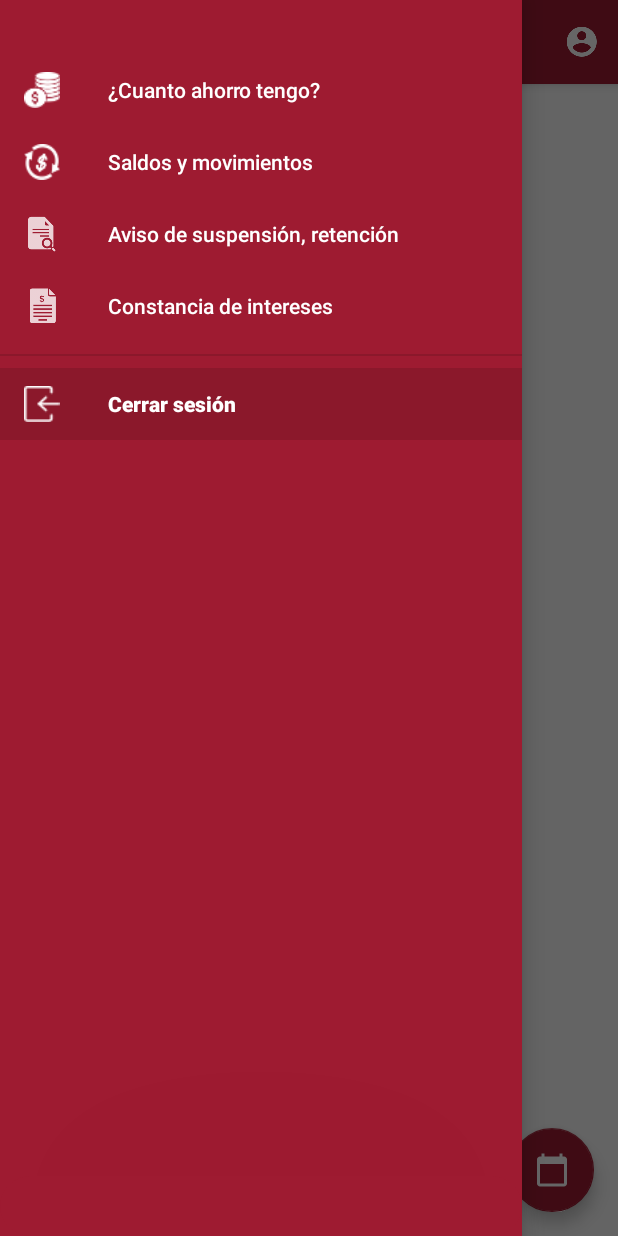
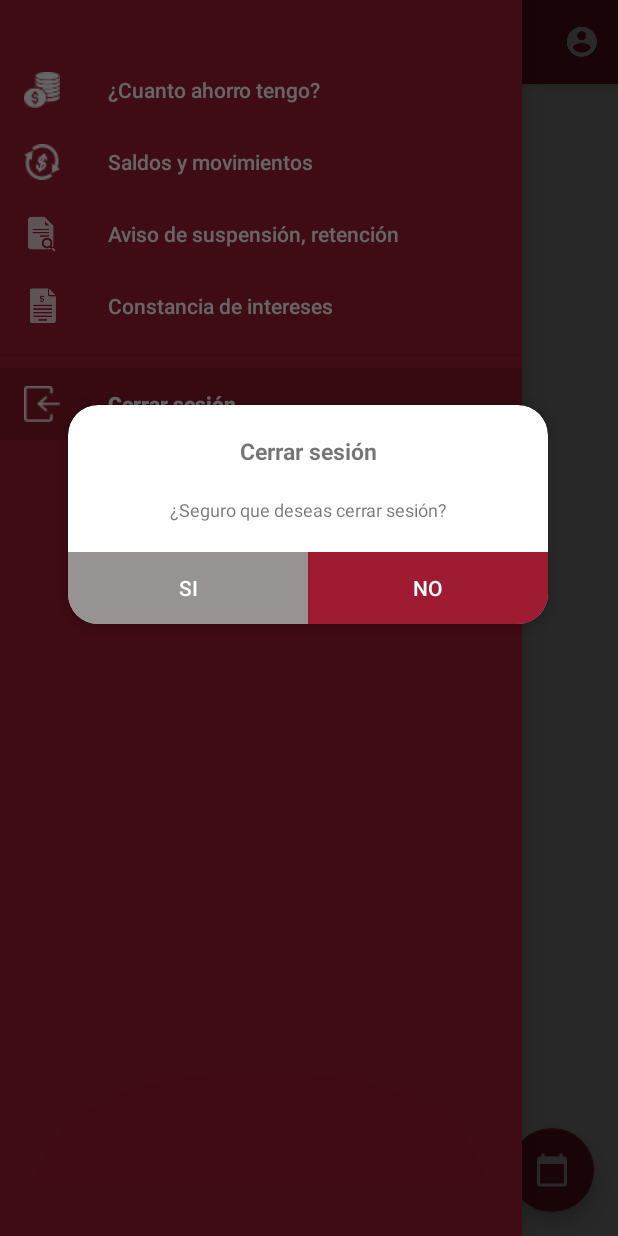
Before and after one commit to David-Nextia/Infon, an Android app: the MainActivity screen opened directly, with no data from a screen before it, in the side drawer, after a tap on "Cerrar sesión", on a phone screen of 412 x 824 dp. Run offline under Robolectric (Android 15) with nearby library versions, the phone set to English and light mode, and no system bars; our stand-ins replace data binding, navigation-ui; libraries missing offline, so code that uses them is left out: ru.tinkoff.scrollingpagerindicator; 2 statements that could not run were skipped.

Commit message:
Alertdialog apareciendo y cerrandose, en cerrar sesión

```diff
--- a/app/src/main/java/com/nextia/micuentainfonavit/MainActivity.java
+++ b/app/src/main/java/com/nextia/micuentainfonavit/MainActivity.java
@@ -1,6 +1,7 @@
 package com.nextia.micuentainfonavit;
 
 import android.annotation.SuppressLint;
+import android.app.AlertDialog;
 import android.app.FragmentManager;
 import android.app.FragmentTransaction;
 import android.content.Intent;
@@ -28,6 +29,7 @@ import androidx.navigation.ui.NavigationUI;
 import com.google.android.material.floatingactionbutton.FloatingActionButton;
 import com.google.android.material.navigation.NavigationView;
 import com.google.android.material.snackbar.Snackbar;
+import com.nextia.micuentainfonavit.foundations.DialogInfonavit;
 import com.nextia.micuentainfonavit.ui.profile.ProfileFragment;
 
 import java.util.List;
@@ -38,7 +40,7 @@ public class MainActivity extends AppCompatActivity  {
     NavController navController;
     @Override
     protected void onCreate(Bundle savedInstanceState) {
-
+        DialogInfonavit alertdialog = new DialogInfonavit(this);
         super.onCreate(savedInstanceState);
         this.getWindow().setFlags(WindowManager.LayoutParams.FLAG_FULLSCREEN, WindowManager.LayoutParams.FLAG_FULLSCREEN);
         setContentView(R.layout.activity_main);
@@ -68,6 +70,8 @@ public class MainActivity extends AppCompatActivity  {
         navigationView.getMenu().findItem(R.id.nav_logout).setOnMenuItemClickListener(new MenuItem.OnMenuItemClickListener() {
             @Override
             public boolean onMenuItemClick(MenuItem item) {
+
+                alertdialog.show();
                 Toast.makeText(getApplicationContext(),"Aqui se hace el logout",Toast.LENGTH_SHORT).show();
                 return  true;
             }
--- /dev/null
+++ b/app/src/main/java/com/nextia/micuentainfonavit/foundations/DialogInfonavit.java
@@ -0,0 +1,48 @@
+package com.nextia.micuentainfonavit.foundations;
+
+import android.content.Context;
+import android.graphics.Color;
+import android.graphics.drawable.ColorDrawable;
+import android.os.Bundle;
+import android.view.View;
+import android.widget.Button;
+
+import androidx.annotation.NonNull;
+import androidx.appcompat.app.AlertDialog;
+
+import com.nextia.micuentainfonavit.R;
+
+public class DialogInfonavit extends AlertDialog implements View.OnClickListener{
+    String title;
+    String message;
+    OnButtonClickListener listener;
+    Context context;
+    public DialogInfonavit(@NonNull Context context) {
+        super(context);
+    }
+
+    @Override
+    protected void onCreate(Bundle savedInstanceState) {
+        super.onCreate(savedInstanceState);
+        setCancelable(false);
+        setContentView(R.layout.alert_dialog);
+        findViewById(R.id.buttonacept).setOnClickListener(this);
+        findViewById(R.id.buttoncancel).setOnClickListener(this);
+        getWindow().setBackgroundDrawable(new ColorDrawable(Color.TRANSPARENT));
+    }
+
+    @Override
+    public void onClick(View v) {
+        if (listener!=null){
+            if (v.getId() == R.id.buttonacept)
+                listener.onAcceptClickListener((Button) v, this);
+
+        }else {
+            dismiss();
+        }
+    }
+
+    public interface OnButtonClickListener{
+        void onAcceptClickListener(Button button,AlertDialog dialog);
+    }
+}
--- a/app/src/main/java/com/nextia/micuentainfonavit/ui/profile/ProfileFragment.java
+++ b/app/src/main/java/com/nextia/micuentainfonavit/ui/profile/ProfileFragment.java
@@ -18,29 +18,14 @@ import com.nextia.micuentainfonavit.databinding.FragmentProfileBinding;
 import com.nextia.micuentainfonavit.Utils;
 
 public class ProfileFragment extends Fragment {
-
-    private ProfileViewModel mViewModel;
     FragmentProfileBinding binding;
-    public static ProfileFragment newInstance() {
-        return new ProfileFragment();
-    }
-
     @Override
     public View onCreateView(@NonNull LayoutInflater inflater, @Nullable ViewGroup container,
                              @Nullable Bundle savedInstanceState) {
         binding= DataBindingUtil.inflate(inflater,R.layout.fragment_profile,container,false);
-
-        //return inflater.inflate(R.layout.fragment_profile, container, false);
-
+        binding.setUser(Utils.getSharedPreferencesUserData(getContext()));
         return binding.getRoot();
     }
 
-    @Override
-    public void onActivityCreated(@Nullable Bundle savedInstanceState) {
-        super.onActivityCreated(savedInstanceState);
-        mViewModel = ViewModelProviders.of(this).get(ProfileViewModel.class);
-        binding.setUser(Utils.getSharedPreferencesUserData(getContext()));
-        // TODO: Use the ViewModel
-    }
 
 }
--- /dev/null
+++ b/app/src/main/res/drawable/dialog_bg.xml
@@ -0,0 +1,12 @@
+<?xml version="1.0" encoding="utf-8"?>
+<shape xmlns:android="http://schemas.android.com/apk/res/android">
+    <solid
+        android:color="@color/colorPrimary"/>
+    <corners
+        android:radius="30dp" />
+    <padding
+        android:left="10dp"
+        android:top="10dp"
+        android:right="10dp"
+        android:bottom="10dp" />
+</shape>
--- /dev/null
+++ b/app/src/main/res/drawable/ripple_button.xml
@@ -0,0 +1,20 @@
+<?xml version="1.0" encoding="utf-8"?>
+<!-- in drawable folder-->
+<ripple
+    xmlns:android="http://schemas.android.com/apk/res/android"
+    android:color="?android:colorControlHighlight">
+
+    <item android:id="@android:id/mask">
+        <shape android:shape="rectangle">
+            <solid android:color="?android:colorAccent" />
+        </shape>
+    </item>
+
+    <item>
+        <shape android:shape="rectangle">
+            <!-- put your background color here-->
+            <solid android:color="@color/colorPrimary" />
+        </shape>
+    </item>
+
+</ripple>
--- /dev/null
+++ b/app/src/main/res/layout/alert_dialog.xml
@@ -0,0 +1,85 @@
+<?xml version="1.0" encoding="utf-8"?>
+<layout xmlns:android="http://schemas.android.com/apk/res/android"
+    xmlns:app="http://schemas.android.com/apk/res-auto">
+
+    <data>
+        <variable
+            name="card"
+            type="com.nextia.domain.models.welcome.WelcomeCard" />
+    </data>
+
+    <LinearLayout
+        android:orientation="vertical"
+        android:layout_width="match_parent"
+        android:layout_height="300dp"
+        android:gravity="center_horizontal">
+
+        <androidx.cardview.widget.CardView
+            android:layout_width="320dp"
+            android:layout_height="wrap_content"
+            app:cardElevation="5dp"
+            app:cardCornerRadius="20dp"
+            android:layout_margin="8dp">
+
+            <LinearLayout
+                android:layout_width="match_parent"
+                android:layout_height="wrap_content"
+                android:orientation="vertical">
+
+                <TextView
+                    android:id="@+id/tv_title_description"
+                    android:layout_width="match_parent"
+                    android:layout_height="wrap_content"
+                    android:layout_marginTop="20dp"
+                    android:gravity="center"
+                    android:text="Cerrar sesión"
+                    android:textSize="15sp"
+                    android:textStyle="bold" />
+
+                <TextView
+                    android:id="@+id/tv_description"
+                    android:layout_width="match_parent"
+                    android:layout_height="wrap_content"
+                    android:layout_marginTop="10dp"
+                    android:gravity="center"
+                    android:layout_marginRight="20dp"
+                    android:layout_marginLeft="20dp"
+                    android:text="¿Seguro que deseas cerrar sesión?"
+                    android:textSize="12sp"
+                    android:padding="10dp" />
+                <LinearLayout
+                    android:layout_marginTop="10dp"
+                    android:layout_width="match_parent"
+                    android:layout_height="wrap_content"
+                    android:orientation="horizontal"
+                    android:weightSum="2">
+
+                        <Button
+                            android:id="@+id/buttonacept"
+                            android:layout_width="match_parent"
+                            android:layout_height="match_parent"
+                            android:layout_weight="1"
+                            android:background="@drawable/ripple_button"
+                            android:backgroundTint="@color/colorskeleton"
+                            android:textColor="#ffffff"
+                            android:text="Si"
+                            />
+                        <Button
+                            android:id="@+id/buttoncancel"
+                            android:layout_width="match_parent"
+                            android:layout_height="match_parent"
+                            android:layout_weight="1"
+                            android:background="@drawable/ripple_button"
+                            android:textColor="#ffffff"
+                            android:text="NO"/>
+
+
+
+
+                </LinearLayout>
+            </LinearLayout>
+
+        </androidx.cardview.widget.CardView>
+
+    </LinearLayout>
+</layout>
```
Also changed, not shown: app/src/main/res/drawable-xxhdpi/card_background_white.9.png (added).
